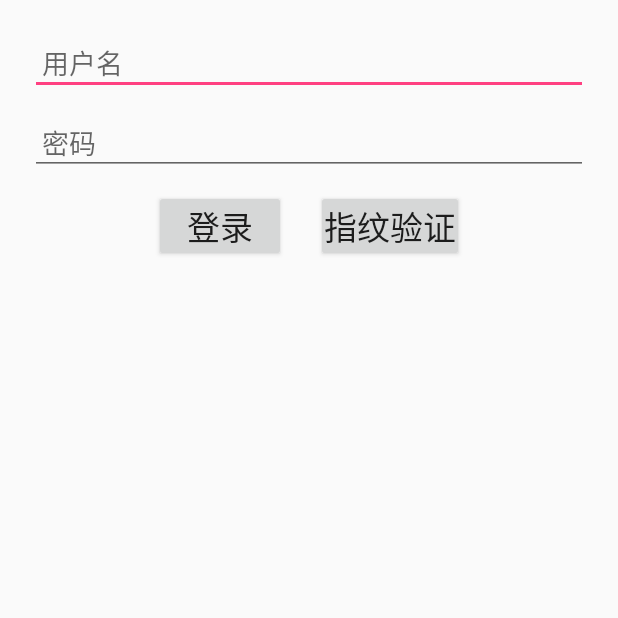
After one commit to zhangyubao/frameStudy, an Android app: the LoginActivity screen opened directly, with no data from a screen before it, on a phone screen of 412 x 824 dp, the top half of it. The commit adds this screen. Run offline under Robolectric (Android 15) with nearby library versions, the phone set to English and light mode, and no system bars; our stand-ins replace ButterKnife; libraries missing offline, so code that uses them is left out: com.orhanobut.logger; 1 statement that could not run was skipped.

Commit message:
增加登录页面 并在登录页面添加  指纹解锁示例代码

```diff
--- a/app/src/main/AndroidManifest.xml
+++ b/app/src/main/AndroidManifest.xml
@@ -25,6 +25,10 @@
         <activity
             android:name=".GuideaActivity"
             android:exported="false"/>
+
+        <activity
+            android:name=".LoginActivity"
+            android:exported="false"/>
     </application>
 
 </manifest>
--- /dev/null
+++ b/app/src/main/java/com/zbao/news/LoginActivity.java
@@ -0,0 +1,120 @@
+package com.zbao.news;
+
+import android.content.Intent;
+import android.os.Bundle;
+import android.os.Handler;
+import android.os.Message;
+import android.support.annotation.Nullable;
+import android.support.v4.hardware.fingerprint.FingerprintManagerCompat;
+import android.widget.EditText;
+
+import com.orhanobut.logger.Logger;
+import com.zbao.news.base.BaseActivity;
+
+import butterknife.Bind;
+import butterknife.OnClick;
+
+/**
+ * Created by zhangYB on 2016/5/23.
+ * <p/>
+ * 该界面主要演示指纹验证
+ */
+public class LoginActivity extends BaseActivity {
+
+    private static final String TAG = "LoginActivity";
+
+    @Bind(R.id.et_username)
+    public EditText userName;
+    @Bind(R.id.et_password)
+    public EditText password;
+
+    private FingerprintManagerCompat mFingerprintManager;
+
+    //重启sensor的标识
+    private static final int Message = 0x01;
+
+    /**
+     * 重新启动sensor监听
+     */
+    private Handler mHandler = new Handler() {
+        @Override
+        public void handleMessage(Message msg) {
+            super.handleMessage(msg);
+            Logger.i(TAG, "重启指纹验证");
+            mFingerprintManager.authenticate(null, 0, null, new CallBack(), null);
+        }
+    };
+
+    @Override
+    protected void onCreate(@Nullable Bundle savedInstanceState) {
+        super.onCreate(savedInstanceState);
+        mFingerprintManager = FingerprintManagerCompat.from(this);
+    }
+
+    @Override
+    public int getLayout() {
+        return R.layout.activity_login;
+    }
+
+    /**
+     * 登录
+     */
+    @OnClick(R.id.btn_login)
+    public void login() {
+        startActivity(new Intent(this, MainActivity.class));
+        finish();
+    }
+
+    /**
+     * 指纹验证
+     */
+    @OnClick(R.id.btn_finger)
+    public void fingerAuthenticate() {
+        mFingerprintManager.authenticate(null, 0, null, new CallBack(), null);
+    }
+
+
+    /**
+     * 注意：sensor被关闭后，android允许我们在30s之后重新打开Sensor授权监听
+     */
+    private class CallBack extends FingerprintManagerCompat.AuthenticationCallback {
+        /**
+         * 指纹验证出现错误回调
+         *
+         * @param errMsgId
+         * @param errString
+         */
+        @Override
+        public void onAuthenticationError(int errMsgId, CharSequence errString) {
+            super.onAuthenticationError(errMsgId, errString);
+            Logger.i(TAG, "指纹验证出现错误");
+        }
+
+        /**
+         * 指纹衍生成功回调
+         * <p/>
+         * 当验证的指纹成功时会回调此函数，然后不再监听指纹sensor
+         *
+         * @param result
+         */
+        @Override
+        public void onAuthenticationSucceeded(FingerprintManagerCompat.AuthenticationResult result) {
+            super.onAuthenticationSucceeded(result);
+            Logger.i(TAG, "指纹验证成功");
+            mHandler.sendEmptyMessageDelayed(Message, 1000 * 30);
+        }
+
+        /**
+         * 指纹验证失败回调
+         * <p/>
+         * 当指纹验证失败的时候会回调此函数，失败之后允许多次尝试，失败次数过多会停止响应一段时间然后再停止sensor的工作
+         */
+        @Override
+        public void onAuthenticationFailed() {
+            super.onAuthenticationFailed();
+            Logger.i(TAG, "指纹验证失败");
+            mHandler.sendEmptyMessageDelayed(Message, 1000 * 30);
+        }
+    }
+
+}
--- a/app/src/main/java/com/zbao/news/config/AppConstants.java
+++ b/app/src/main/java/com/zbao/news/config/AppConstants.java
@@ -6,6 +6,6 @@ package com.zbao.news.config;
 public class AppConstants {
     //服务器地址
     public static final String SERVER_URL = "http://japi.juhe.cn";
-    // 自己定义服务器的测试地址 即本机的测试地址
+    // 自己定义服务器的测试地址即本机的测试地址
     public static final String TEST_SERVER_URL = "http://192.168.10.13:8080/518Android/";
 }
--- a/app/src/main/res/layout/activity_flash.xml
+++ b/app/src/main/res/layout/activity_flash.xml
@@ -17,7 +17,9 @@
         android:padding="10dp"
         custom_view:circleColor="@color/cardview_shadow_start_color"
         custom_view:radius="20dip"
-        custom_view:textSize="16sp"
         custom_view:ringColor="@color/ring_color"
-        custom_view:strokeWidth="5dip"/>
+        custom_view:strokeWidth="5dip"
+        custom_view:textSize="16sp"/>
+
+
 </RelativeLayout>
--- /dev/null
+++ b/app/src/main/res/layout/activity_login.xml
@@ -0,0 +1,49 @@
+<?xml version="1.0" encoding="utf-8"?>
+<LinearLayout xmlns:android="http://schemas.android.com/apk/res/android"
+              android:layout_width="match_parent"
+              android:layout_height="match_parent"
+              android:orientation="vertical"
+              android:padding="20dp">
+
+    <EditText
+        android:id="@+id/et_username"
+        android:layout_width="match_parent"
+        android:layout_height="wrap_content"
+        android:hint="用户名"
+        android:padding="8dp"/>
+
+    <EditText
+        android:id="@+id/et_password"
+        android:layout_width="match_parent"
+        android:layout_height="wrap_content"
+        android:layout_marginTop="10dp"
+        android:hint="密码"
+        android:padding="8dp"/>
+
+    <LinearLayout
+        android:layout_width="match_parent"
+        android:layout_height="wrap_content"
+        android:layout_marginTop="10dp"
+        android:gravity="center_horizontal"
+        android:orientation="horizontal">
+
+        <Button
+            android:id="@+id/btn_login"
+            android:layout_width="wrap_content"
+            android:layout_height="wrap_content"
+            android:padding="5dp"
+            android:text="登录"
+            android:textSize="22sp"/>
+
+        <Button
+            android:id="@+id/btn_finger"
+            android:layout_width="wrap_content"
+            android:layout_height="wrap_content"
+            android:layout_marginLeft="20dp"
+            android:padding="5dp"
+            android:text="指纹验证"
+            android:textSize="22sp"/>
+    </LinearLayout>
+
+
+</LinearLayout>
```
Also changed, not shown: app/src/main/java/com/zbao/news/FlashActivity.java (+16 -1 lines).
